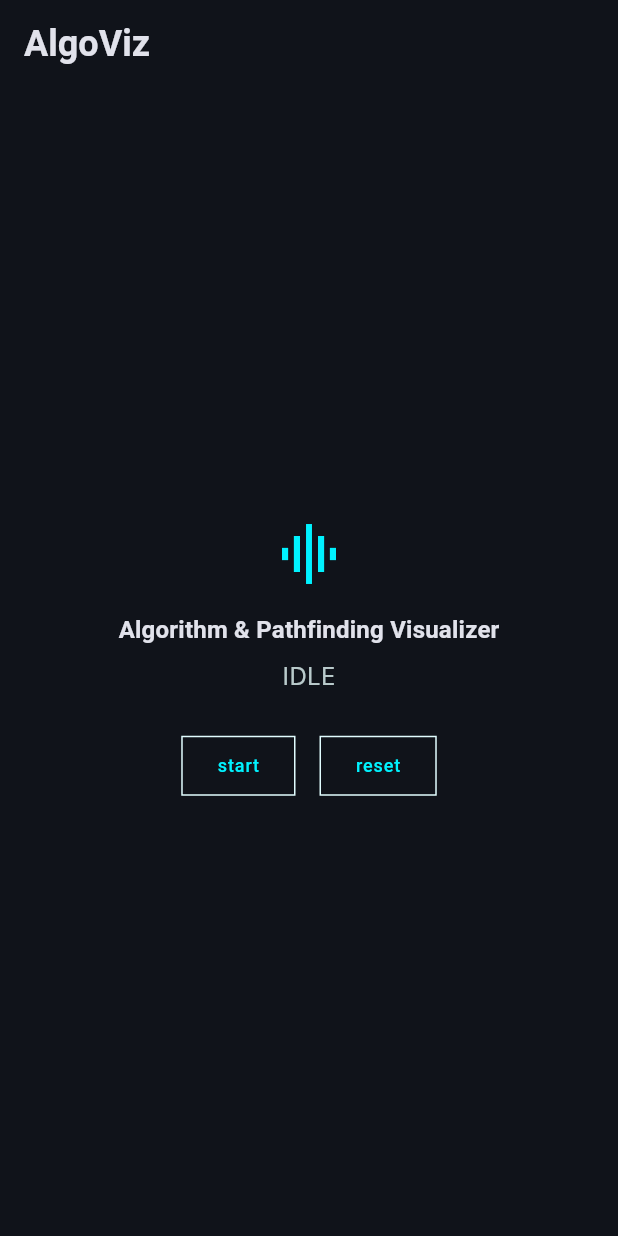
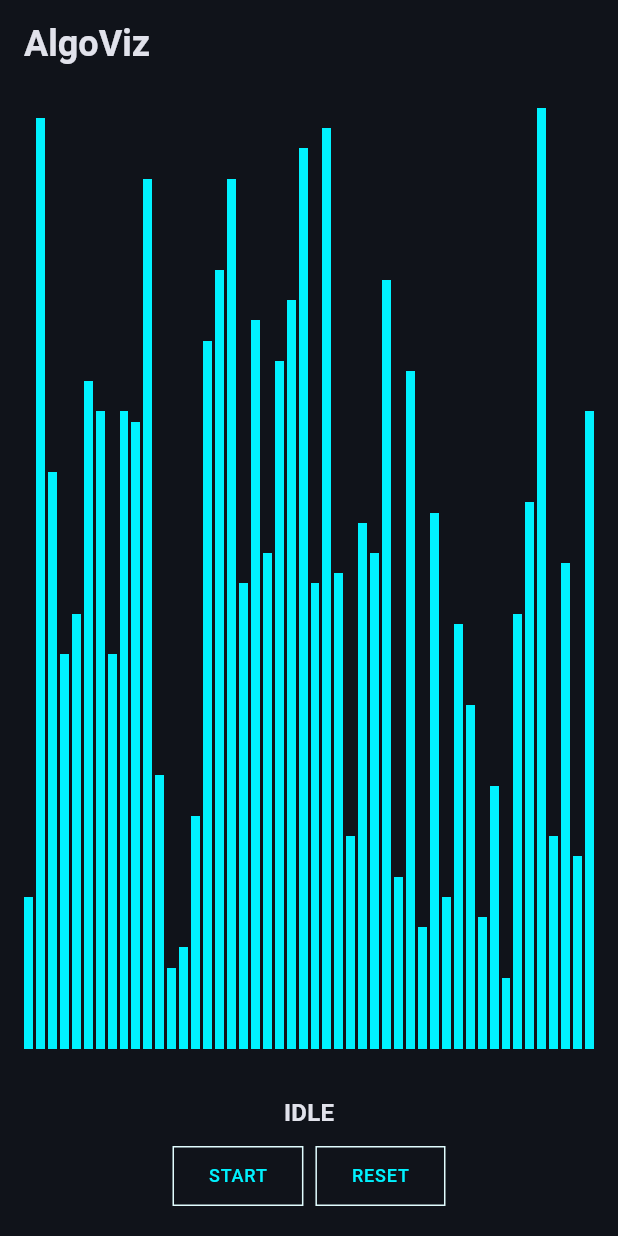
Before and after one commit to asaerxd6767/AlgoViz, a Flutter app: the screen it shows after launch, on a phone screen of 412 x 824 dp. Run offline on Flutter 3.47's test engine with Material 3 defaults, Android fonts, the phone set to English and light mode, and no system bars; our stand-ins replace flutter_bloc; Roboto replaces fonts that are missing (Inter, JetBrains Mono).

Commit message:
feat(canvas): implement CustomPainter for dynamic array bars (#2)
closes #2

```diff
--- /dev/null
+++ b/lib/features/sorting/domain/models/sort_bar_model.dart
@@ -0,0 +1,21 @@
+import 'dart:math';
+
+enum BarState { normal, comparing, swapping, sorted }
+
+class SortBarModel {
+  final int value;
+  final BarState state;
+
+  const SortBarModel({required this.value, this.state = BarState.normal});
+
+  SortBarModel copyWith({int? value, BarState? state}) =>
+      SortBarModel(value: value ?? this.value, state: state ?? this.state);
+
+  static List<SortBarModel> randomArray({int length = 48, int maxValue = 100}) {
+    final rng = Random();
+    return List.generate(
+      length,
+      (index) => SortBarModel(value: rng.nextInt(maxValue + 1)),
+    );
+  }
+}
--- a/lib/features/sorting/presentation/bloc/sorting_cubit.dart
+++ b/lib/features/sorting/presentation/bloc/sorting_cubit.dart
@@ -1,18 +1,20 @@
+import 'package:algoviz/features/sorting/domain/models/sort_bar_model.dart';
 import 'package:flutter_bloc/flutter_bloc.dart';
 
 enum SortingStatus { idle, running, paused, done }
 
 class SortingState {
+  final List<SortBarModel> bars;
   final SortingStatus status;
-  const SortingState({this.status = .idle});
+  const SortingState({this.status = .idle, required this.bars});
 
-  SortingState copyWith({SortingStatus? status}) =>
-      SortingState(status: status ?? this.status);
+  SortingState copyWith({SortingStatus? status, List<SortBarModel>? bars}) =>
+      SortingState(status: status ?? this.status, bars: bars ?? this.bars);
 }
 
 class SortingCubit extends Cubit<SortingState> {
-  SortingCubit() : super(const SortingState());
+  SortingCubit() : super(SortingState(bars: SortBarModel.randomArray()));
 
   void start() => emit(state.copyWith(status: .running));
-  void reset() => emit(const SortingState());
+  void reset() => emit(SortingState(bars: SortBarModel.randomArray()));
 }
--- a/lib/features/sorting/presentation/pages/sorting_page.dart
+++ b/lib/features/sorting/presentation/pages/sorting_page.dart
@@ -1,47 +1,54 @@
 import 'package:flutter/material.dart';
 import 'package:flutter_bloc/flutter_bloc.dart';
+
+import '../../../../core/constants/app_constants.dart';
 import '../bloc/sorting_cubit.dart';
-import '../../../../core/constants/app_constants.dart';
+import '../widgets/sort_bars_view.dart';
 
 class SortingPage extends StatelessWidget {
   const SortingPage({super.key});
 
   @override
   Widget build(BuildContext context) {
-    final colorScheme = Theme.of(context).colorScheme;
     final textTheme = Theme.of(context).textTheme;
     return Scaffold(
       appBar: AppBar(title: const Text(AppBrand.name)),
-      body: Center(
+      body: SafeArea(
         child: Column(
+          children: [
+            Expanded(
+              child: Padding(
+                padding: const EdgeInsets.all(AppSpacing.md),
+                child: BlocBuilder<SortingCubit, SortingState>(
+                  builder: (context, state) => SortBarsView(bars: state.bars),
+                ),
+              ),
+            ),
+            Padding(
+              padding: const EdgeInsets.all(AppSpacing.md),
+              child: BlocBuilder<SortingCubit, SortingState>(
+                builder: (context, state) {
+                  return Column(
                     mainAxisSize: MainAxisSize.min,
                     children: [
-            Icon(
-              Icons.graphic_eq,
-              size: AppSpacing.xl,
-              color: colorScheme.primaryContainer,
+                      Text(
+                        state.status.name.toUpperCase(),
+                        style: textTheme.titleMedium,
                       ),
-            const SizedBox(height: AppSpacing.md),
-            Text(AppBrand.tagline, style: textTheme.titleMedium),
                       const SizedBox(height: AppSpacing.sm),
-            BlocBuilder<SortingCubit, SortingState>(
-              builder: (context, state) {
-                return Column(
-                  spacing: AppSpacing.lg,
-                  mainAxisSize: MainAxisSize.min,
-                  children: [
-                    Text(state.status.name.toUpperCase()),
                       Row(
-                      spacing: AppSpacing.md,
                         mainAxisAlignment: MainAxisAlignment.center,
                         children: [
                           OutlinedButton(
-                          onPressed: () => context.read<SortingCubit>().start(),
-                          child: const Text('start'),
+                            onPressed: () =>
+                                context.read<SortingCubit>().start(),
+                            child: const Text('START'),
                           ),
+                          const SizedBox(width: AppSpacing.sm),
                           OutlinedButton(
-                          onPressed: () => context.read<SortingCubit>().reset(),
-                          child: const Text('reset'),
+                            onPressed: () =>
+                                context.read<SortingCubit>().reset(),
+                            child: const Text('RESET'),
                           ),
                         ],
                       ),
@@ -49,6 +56,7 @@ class SortingPage extends StatelessWidget {
                   );
                 },
               ),
+            ),
           ],
         ),
       ),
--- /dev/null
+++ b/lib/features/sorting/presentation/widgets/sort_bars_view.dart
@@ -0,0 +1,20 @@
+import 'package:algoviz/features/sorting/domain/models/sort_bar_model.dart';
+import 'package:flutter/material.dart';
+
+import 'sorting_painter.dart';
+
+class SortBarsView extends StatelessWidget {
+  const SortBarsView({super.key, required this.bars});
+
+  final List<SortBarModel> bars;
+
+  @override
+  Widget build(BuildContext context) {
+    return RepaintBoundary(
+      child: CustomPaint(
+        painter: SortingPainter(bars: bars),
+        child: const SizedBox.expand(),
+      ),
+    );
+  }
+}
--- /dev/null
+++ b/lib/features/sorting/presentation/widgets/sorting_painter.dart
@@ -0,0 +1,45 @@
+import 'dart:math';
+
+import 'package:algoviz/core/theme/app_colors.dart';
+import 'package:algoviz/features/sorting/domain/models/sort_bar_model.dart';
+import 'package:flutter/material.dart';
+
+class SortingPainter extends CustomPainter {
+  SortingPainter({required this.bars});
+
+  final List<SortBarModel> bars;
+
+  static const double gap = 2.0;
+
+  @override
+  void paint(Canvas canvas, Size size) {
+    if (bars.isEmpty) return;
+
+    final maxValue = bars.map((b) => b.value).reduce(max).toDouble();
+    final barWidth = (size.width - (bars.length - 1) * gap) / bars.length;
+    final paint = Paint()..isAntiAlias = false;
+
+    for (var i = 0; i < bars.length; i++) {
+      final bar = bars[i];
+      final barHeight = bar.value / maxValue * size.height;
+      final x = i * (barWidth + gap);
+      final y = size.height - barHeight;
+
+      paint.color = _colorFor(bar.state);
+      canvas.drawRect(Rect.fromLTWH(x, y, barWidth, barHeight), paint);
+    }
+  }
+
+  Color _colorFor(BarState state) {
+    return switch (state) {
+      BarState.normal => AppColors.primaryContainer,
+      BarState.comparing => AppColors.accentCompare,
+      BarState.swapping => AppColors.accentSwap,
+      BarState.sorted => AppColors.accentSorted,
+    };
+  }
+
+  @override
+  bool shouldRepaint(covariant SortingPainter oldDelegate) =>
+      oldDelegate.bars != bars;
+}
```
Lines whose indentation alone changed are shown as unchanged.
